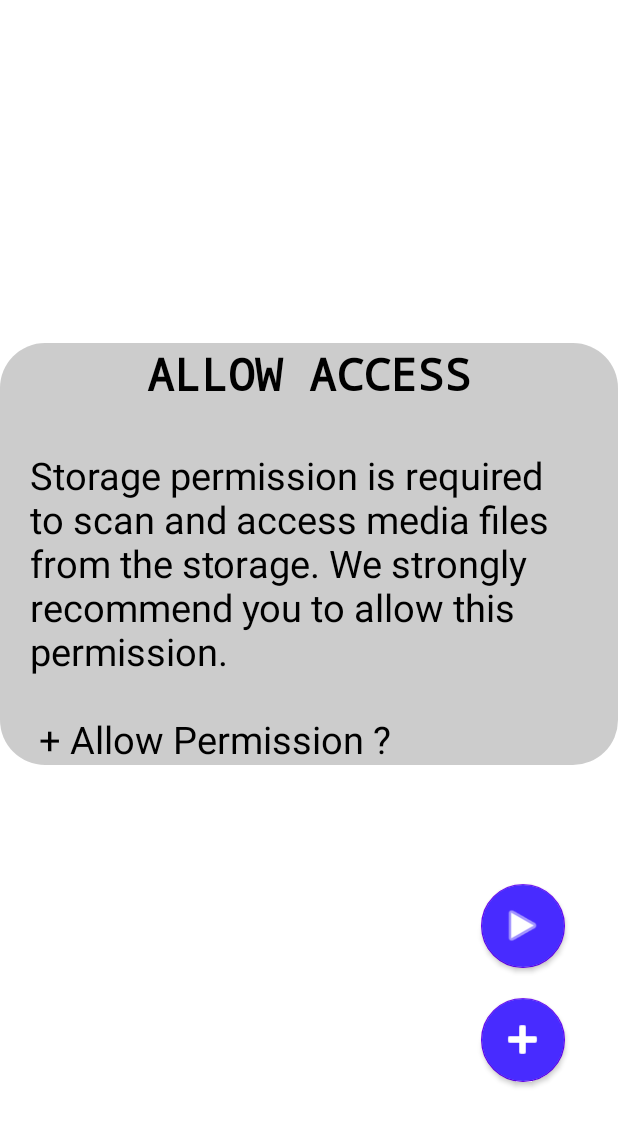
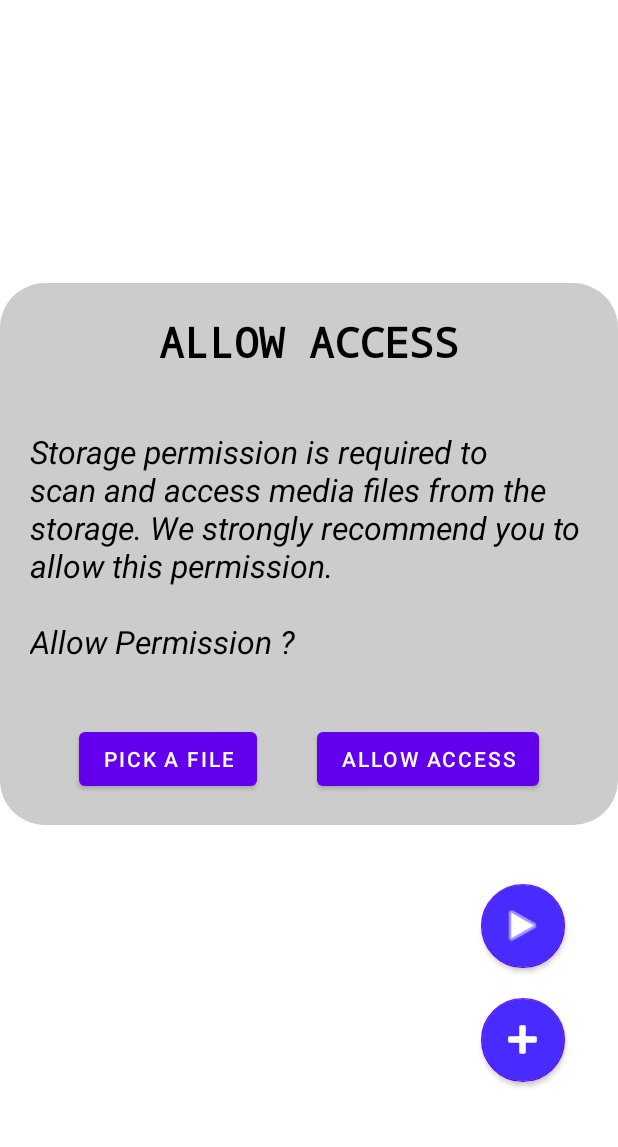
Before and after one commit to RajanishCoding/MediaPlayer, an Android app: the screen it shows after launch (FilesListActivity), on a phone screen of 412 x 824 dp, the part 64-1211 px from its top. Run offline under Robolectric (Android 15) with nearby library versions, the phone set to English and light mode, and no system bars; 1 statement that could not run was skipped.

Commit message:
Initial commit

```diff
--- a/app/src/main/java/com/example/mediaplayer/FilesListActivity.java
+++ b/app/src/main/java/com/example/mediaplayer/FilesListActivity.java
@@ -67,6 +67,9 @@ public class FilesListActivity extends AppCompatActivity {
         FilesPath = new ArrayList<>();
         FilesDuration = new ArrayList<>();
 
+        StorageRationaleLayout = findViewById(R.id.StorageAccessLayout);
+        Rationale_AllowAccess_Button = findViewById(R.id.allowAccess);
+
 
         swipeRefreshLayout.setOnRefreshListener(new SwipeRefreshLayout.OnRefreshListener() {
             @Override
@@ -84,13 +87,13 @@ public class FilesListActivity extends AppCompatActivity {
             }
             else {
                 checkNotificationAccess();
-//                StorageRationaleLayout.setVisibility(View.VISIBLE);
-//                Rationale_AllowAccess_Button.setOnClickListener(new View.OnClickListener() {
-//                    @Override
-//                    public void onClick(View v) {
-//                        checkStorageAccessA11();
-//                    }
-//                });
+                StorageRationaleLayout.setVisibility(View.VISIBLE);
+                Rationale_AllowAccess_Button.setOnClickListener(new View.OnClickListener() {
+                    @Override
+                    public void onClick(View v) {
+                        checkStorageAccessA11();
+                    }
+                });
             }
         }
         else {
@@ -164,7 +167,9 @@ public class FilesListActivity extends AppCompatActivity {
                     @Override
                     public void onClick(DialogInterface dialog, int which) {
                         // Open permission
-                        Intent intent = new Intent(Settings.ACTION_MANAGE_ALL_FILES_ACCESS_PERMISSION);
+                        Intent intent = new Intent(Settings.ACTION_MANAGE_APP_ALL_FILES_ACCESS_PERMISSION);
+                        Uri uri = Uri.fromParts("package", FilesListActivity.this.getPackageName(), null);
+                        intent.setData(uri);
                         startActivity(intent);
                     }
                 })
--- a/app/src/main/res/layout/activity_files_list.xml
+++ b/app/src/main/res/layout/activity_files_list.xml
@@ -6,7 +6,8 @@
     android:id="@+id/main"
     android:layout_width="match_parent"
     android:layout_height="match_parent"
-    tools:context=".FilesListActivity">
+    tools:context=".FilesListActivity"
+    style="@style/LinearLayout" >
 
 
     <!-- Custom Toolbar -->
@@ -68,50 +69,6 @@
     </androidx.appcompat.widget.Toolbar>
 
 
-    <!-- Storage Access Layout -->
-    <androidx.constraintlayout.widget.ConstraintLayout
-        android:id="@+id/StorageAccessLayout"
-        android:layout_width="match_parent"
-        android:layout_height="wrap_content"
-        android:background="@drawable/selector_rect_radius"
-        app:layout_constraintStart_toStartOf="parent"
-        app:layout_constraintEnd_toEndOf="parent"
-        app:layout_constraintTop_toTopOf="parent"
-        app:layout_constraintBottom_toBottomOf="parent"
-        >
-
-        <TextView
-            android:id="@+id/header"
-            android:layout_width="wrap_content"
-            android:layout_height="wrap_content"
-            android:text="ALLOW ACCESS"
-            android:textSize="30sp"
-            android:textStyle="bold"
-            android:fontFamily="monospace"
-            style="@style/TextViewStyle"
-            app:layout_constraintStart_toStartOf="parent"
-            app:layout_constraintEnd_toEndOf="parent"
-            app:layout_constraintTop_toTopOf="parent"/>
-
-        <TextView
-            android:id="@+id/content"
-            android:layout_width="wrap_content"
-            android:layout_height="wrap_content"
-            android:text="@string/storage_access_text"
-            android:textSize="25sp"
-            style="@style/TextViewStyle"
-            android:paddingHorizontal="20dp"
-            android:layout_marginTop="30dp"
-            app:layout_constraintStart_toStartOf="parent"
-            app:layout_constraintEnd_toEndOf="parent"
-            app:layout_constraintTop_toBottomOf="@+id/header"
-            />
-
-
-
-    </androidx.constraintlayout.widget.ConstraintLayout>
-
-
     <!-- SwipeRefreshLayout with RecyclerView -->
     <androidx.swiperefreshlayout.widget.SwipeRefreshLayout
         android:id="@+id/swipeRefreshLayout"
@@ -141,14 +98,14 @@
         android:layout_marginEnd="35dp"
         android:layout_marginBottom="20dp"
         android:contentDescription="Play_Last"
-        app:layout_constraintBottom_toTopOf="@+id/Select_Media"
+        app:layout_constraintBottom_toTopOf="@+id/PickFile"
         app:layout_constraintEnd_toEndOf="parent"
         app:maxImageSize="30dp"
         app:srcCompat="@android:drawable/ic_media_play"
         app:tint="#FFFFFF" />
 
     <com.google.android.material.floatingactionbutton.FloatingActionButton
-        android:id="@+id/Select_Media"
+        android:id="@+id/PickFile"
         style="@style/ButtonStyleVariant"
         android:layout_width="wrap_content"
         android:layout_height="wrap_content"
@@ -162,4 +119,73 @@
         app:tint="#FFFFFF" />
 
 
+    <!-- Storage Access Layout -->
+    <androidx.constraintlayout.widget.ConstraintLayout
+        android:id="@+id/StorageAccessLayout"
+        android:layout_width="match_parent"
+        android:layout_height="wrap_content"
+        android:background="@drawable/selector_rect_radius"
+        app:layout_constraintStart_toStartOf="parent"
+        app:layout_constraintEnd_toEndOf="parent"
+        app:layout_constraintTop_toTopOf="parent"
+        app:layout_constraintBottom_toBottomOf="parent"
+        android:paddingVertical="20dp"
+        android:visibility="gone">
+
+        <TextView
+            android:id="@+id/header"
+            android:layout_width="match_parent"
+            android:layout_height="wrap_content"
+            android:text="ALLOW ACCESS"
+            android:textAlignment="center"
+            android:textSize="28sp"
+            android:textStyle="bold"
+            android:fontFamily="monospace"
+            style="@style/TextViewStyle"
+            app:layout_constraintStart_toStartOf="parent"
+            app:layout_constraintEnd_toEndOf="parent"
+            app:layout_constraintTop_toTopOf="parent"/>
+
+        <TextView
+            android:id="@+id/content"
+            style="@style/TextViewStyle"
+            android:layout_width="match_parent"
+            android:layout_height="wrap_content"
+            android:paddingHorizontal="20dp"
+            android:paddingVertical="40dp"
+            android:text="@string/storage_access_text"
+            android:textSize="21sp"
+            android:textStyle="italic"
+            app:layout_constraintBottom_toTopOf="@id/Lower_Buttons"
+            app:layout_constraintEnd_toEndOf="parent"
+            app:layout_constraintStart_toStartOf="parent"
+            app:layout_constraintTop_toBottomOf="@+id/header" />
+
+        <LinearLayout
+            android:id="@+id/Lower_Buttons"
+            android:layout_width="match_parent"
+            android:layout_height="wrap_content"
+            android:gravity="center"
+            android:orientation="horizontal"
+            app:layout_constraintStart_toStartOf="parent"
+            app:layout_constraintEnd_toEndOf="parent"
+            app:layout_constraintBottom_toBottomOf="parent">
+
+            <Button
+                android:id="@+id/pickFile"
+                android:layout_width="wrap_content"
+                android:layout_height="wrap_content"
+                android:layout_marginEnd="40dp"
+                android:text="Pick a File" />
+
+            <Button
+                android:id="@+id/allowAccess"
+                android:layout_width="wrap_content"
+                android:layout_height="wrap_content"
+                android:text="Allow Access" />
+
+        </LinearLayout>
+
+    </androidx.constraintlayout.widget.ConstraintLayout>
+
 </androidx.constraintlayout.widget.ConstraintLayout>
--- a/app/src/main/res/layout/item_layout.xml
+++ b/app/src/main/res/layout/item_layout.xml
@@ -6,7 +6,7 @@
     android:gravity="center"
     android:orientation="horizontal"
     android:padding="8dp"
-    style="@style/LinearLayout" >
+    >
 
     <!-- Thumbnail with Duration Overlay -->
     <RelativeLayout
--- a/app/src/main/res/values-night/strings.xml
+++ /dev/null
@@ -1,7 +0,0 @@
-<?xml version="1.0" encoding="utf-8"?>
-
-<resources>
-    <string name="app_name">Media Player</string>
-    <string name="storage_access_text">"Storage permission is required to scan and access media files from the storage. We strongly recommend you to allow this permission. \n\n"
-                        "Allow Permission ?"</string>
-</resources>
--- a/app/src/main/res/values-v23/themes.xml
+++ b/app/src/main/res/values-v23/themes.xml
@@ -1,7 +1,7 @@
 <?xml version="1.0" encoding="utf-8"?>
 <resources>
 
-    <style name="Base.Theme.MediaPlayer" parent="Theme.MaterialComponents.DayNight.NoActionBar">
+    <style name="Base.Theme.MediaPlayer." parent="Theme.MaterialComponents.DayNight.NoActionBar">
         <!-- Customize your light theme here. -->
         <!--        <item name="colorPrimary">@color/my_light_primary</item>-->
         <!--        <item name="colorPrimaryVariant">@color/my_light_primary_variant</item>-->
--- a/app/src/main/res/values/strings.xml
+++ b/app/src/main/res/values/strings.xml
@@ -2,6 +2,5 @@
 
 <resources>
     <string name="app_name">Media Player</string>
-    <string name="storage_access_text">"Storage permission is required to scan and access media files from the storage. We strongly recommend you to allow this permission. \n\n" +
-                        "Allow Permission ?"</string>
+    <string name="storage_access_text">Storage permission is required to scan and access media files from the storage. We strongly recommend you to allow this permission. \n\nAllow Permission ?</string>
 </resources>
```
